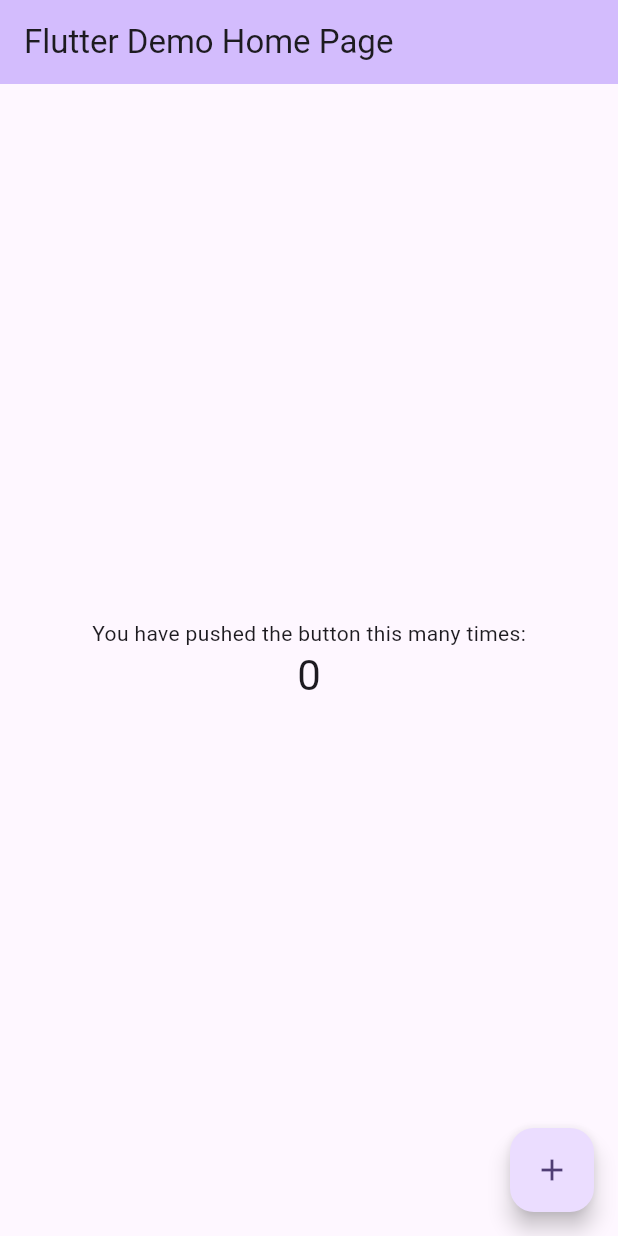
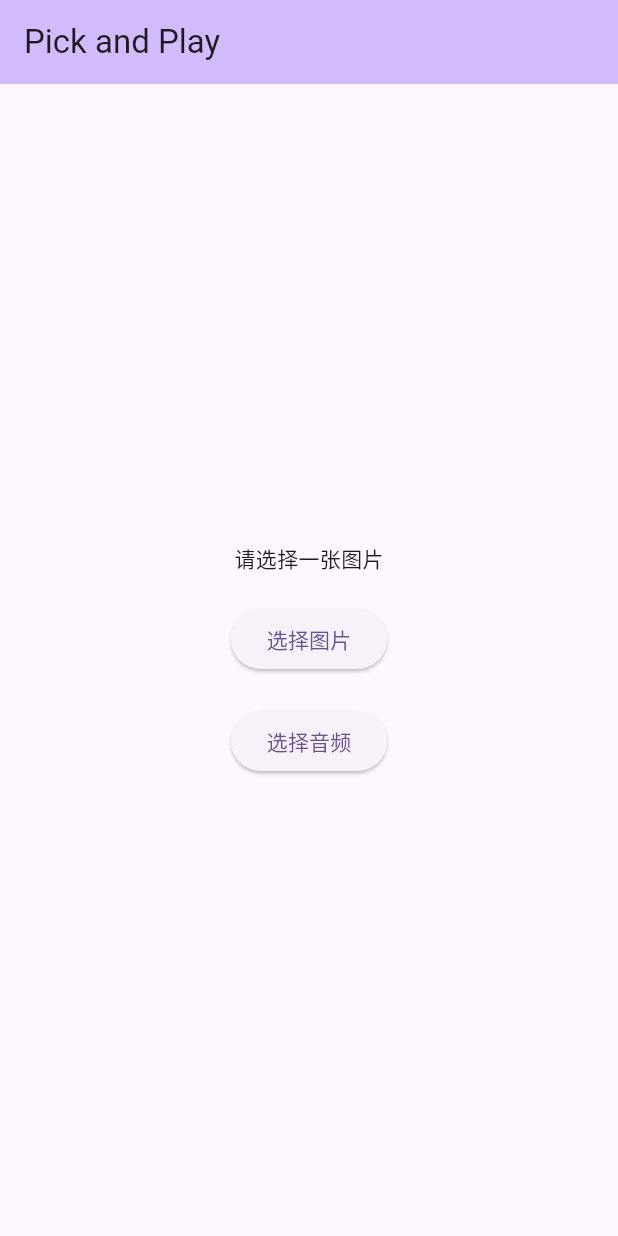
Before and after one commit to ShuoY18/talkingheadg, a Flutter app: the screen it shows after launch, on a phone screen of 412 x 824 dp. Run offline on Flutter 3.47's test engine with Material 3 defaults, Android fonts, the phone set to English and light mode, and no system bars; our stand-ins replace file_picker, just_audio.

Commit message:
andorid_ok

```diff
--- a/lib/main.dart
+++ b/lib/main.dart
@@ -1,4 +1,7 @@
 import 'package:flutter/material.dart';
+import 'package:file_picker/file_picker.dart';
+import 'dart:io';
+import 'package:just_audio/just_audio.dart';
 
 void main() {
   runApp(const MyApp());
@@ -7,46 +10,21 @@
 class MyApp extends StatelessWidget {
   const MyApp({super.key});
 
-  // This widget is the root of your application.
   @override
   Widget build(BuildContext context) {
     return MaterialApp(
-      title: 'Flutter Demo',
+      title: 'Audio and Image Picker',
       theme: ThemeData(
-        // This is the theme of your application.
-        //
-        // TRY THIS: Try running your application with "flutter run". You'll see
-        // the application has a purple toolbar. Then, without quitting the app,
-        // try changing the seedColor in the colorScheme below to Colors.green
-        // and then invoke "hot reload" (save your changes or press the "hot
-        // reload" button in a Flutter-supported IDE, or press "r" if you used
-        // the command line to start the app).
-        //
-        // Notice that the counter didn't reset back to zero; the application
-        // state is not lost during the reload. To reset the state, use hot
-        // restart instead.
-        //
-        // This works for code too, not just values: Most code changes can be
-        // tested with just a hot reload.
         colorScheme: ColorScheme.fromSeed(seedColor: Colors.deepPurple),
         useMaterial3: true,
       ),
-      home: const MyHomePage(title: 'Flutter Demo Home Page'),
+      home: const MyHomePage(title: 'Pick and Play'),
     );
   }
 }
 
 class MyHomePage extends StatefulWidget {
   const MyHomePage({super.key, required this.title});
-
-  // This widget is the home page of your application. It is stateful, meaning
-  // that it has a State object (defined below) that contains fields that affect
-  // how it looks.
-
-  // This class is the configuration for the state. It holds the values (in this
-  // case the title) provided by the parent (in this case the App widget) and
-  // used by the build method of the State. Fields in a Widget subclass are
-  // always marked "final".
 
   final String title;
 
@@ -55,71 +33,102 @@
 }
 
 class _MyHomePageState extends State<MyHomePage> {
-  int _counter = 0;
+  File? _imageFile;
+  String? _audioPath;
+  final AudioPlayer _audioPlayer = AudioPlayer();
 
-  void _incrementCounter() {
-    setState(() {
-      // This call to setState tells the Flutter framework that something has
-      // changed in this State, which causes it to rerun the build method below
-      // so that the display can reflect the updated values. If we changed
-      // _counter without calling setState(), then the build method would not be
-      // called again, and so nothing would appear to happen.
-      _counter++;
-    });
+  // 选择图片
+  Future<void> _pickImage() async {
+    try {
+      final result = await FilePicker.platform.pickFiles(type: FileType.image);
+      if (result != null && result.files.single.path != null) {
+        setState(() {
+          _imageFile = File(result.files.single.path!);
+        });
+      }
+    } catch (e) {
+      print("Error picking image: $e");
+    }
+  }
+
+  // 选择音频
+  Future<void> _pickAudio() async {
+    try {
+      final result = await FilePicker.platform.pickFiles(type: FileType.audio);
+      if (result != null && result.files.single.path != null) {
+        setState(() {
+          _audioPath = result.files.single.path!;
+        });
+      }
+    } catch (e) {
+      print("Error picking audio: $e");
+    }
+  }
+
+  // 播放音频
+  Future<void> _playAudio() async {
+    if (_audioPath != null) {
+      try {
+        await _audioPlayer.setFilePath(_audioPath!);
+        await _audioPlayer.play();
+      } catch (e) {
+        print("音频播放失败: $e");
+      }
+    }
+  }
+
+  @override
+  void dispose() {
+    _audioPlayer.dispose();
+    super.dispose();
   }
 
   @override
   Widget build(BuildContext context) {
-    // This method is rerun every time setState is called, for instance as done
-    // by the _incrementCounter method above.
-    //
-    // The Flutter framework has been optimized to make rerunning build methods
-    // fast, so that you can just rebuild anything that needs updating rather
-    // than having to individually change instances of widgets.
     return Scaffold(
       appBar: AppBar(
-        // TRY THIS: Try changing the color here to a specific color (to
-        // Colors.amber, perhaps?) and trigger a hot reload to see the AppBar
-        // change color while the other colors stay the same.
         backgroundColor: Theme.of(context).colorScheme.inversePrimary,
-        // Here we take the value from the MyHomePage object that was created by
-        // the App.build method, and use it to set our appbar title.
         title: Text(widget.title),
       ),
       body: Center(
-        // Center is a layout widget. It takes a single child and positions it
-        // in the middle of the parent.
         child: Column(
-          // Column is also a layout widget. It takes a list of children and
-          // arranges them vertically. By default, it sizes itself to fit its
-          // children horizontally, and tries to be as tall as its parent.
-          //
-          // Column has various properties to control how it sizes itself and
-          // how it positions its children. Here we use mainAxisAlignment to
-          // center the children vertically; the main axis here is the vertical
-          // axis because Columns are vertical (the cross axis would be
-          // horizontal).
-          //
-          // TRY THIS: Invoke "debug painting" (choose the "Toggle Debug Paint"
-          // action in the IDE, or press "p" in the console), to see the
-          // wireframe for each widget.
           mainAxisAlignment: MainAxisAlignment.center,
           children: <Widget>[
-            const Text(
-              'You have pushed the button this many times:',
+            // 显示选择的图片
+            if (_imageFile != null)
+              Image.file(
+                _imageFile!,
+                width: 200,
+                height: 200,
+                fit: BoxFit.cover,
+              )
+            else
+              const Text('请选择一张图片'),
+            const SizedBox(height: 20),
+
+            // 图片选择按钮
+            ElevatedButton(
+              onPressed: _pickImage,
+              child: const Text("选择图片"),
             ),
-            Text(
-              '$_counter',
-              style: Theme.of(context).textTheme.headlineMedium,
+
+            const SizedBox(height: 20),
+
+            // 音频选择按钮
+            ElevatedButton(
+              onPressed: _pickAudio,
+              child: const Text("选择音频"),
             ),
+
+            // 播放按钮
+            if (_audioPath != null)
+              ElevatedButton(
+                onPressed: _playAudio,
+                child: const Text("播放音频"),
+              ),
           ],
         ),
       ),
-      floatingActionButton: FloatingActionButton(
-        onPressed: _incrementCounter,
-        tooltip: 'Increment',
-        child: const Icon(Icons.add),
-      ), // This trailing comma makes auto-formatting nicer for build methods.
     );
   }
 }
--- a/pubspec.yaml
+++ b/pubspec.yaml
@@ -30,6 +30,9 @@ environment:
 dependencies:
   flutter:
     sdk: flutter
+  image_picker: ^0.8.7+5
+  file_picker: ^5.2.4
+  just_audio: ^0.9.34
 
 
   # The following adds the Cupertino Icons font to your application.
```
Also changed, not shown: pubspec.lock, 9 other files.
